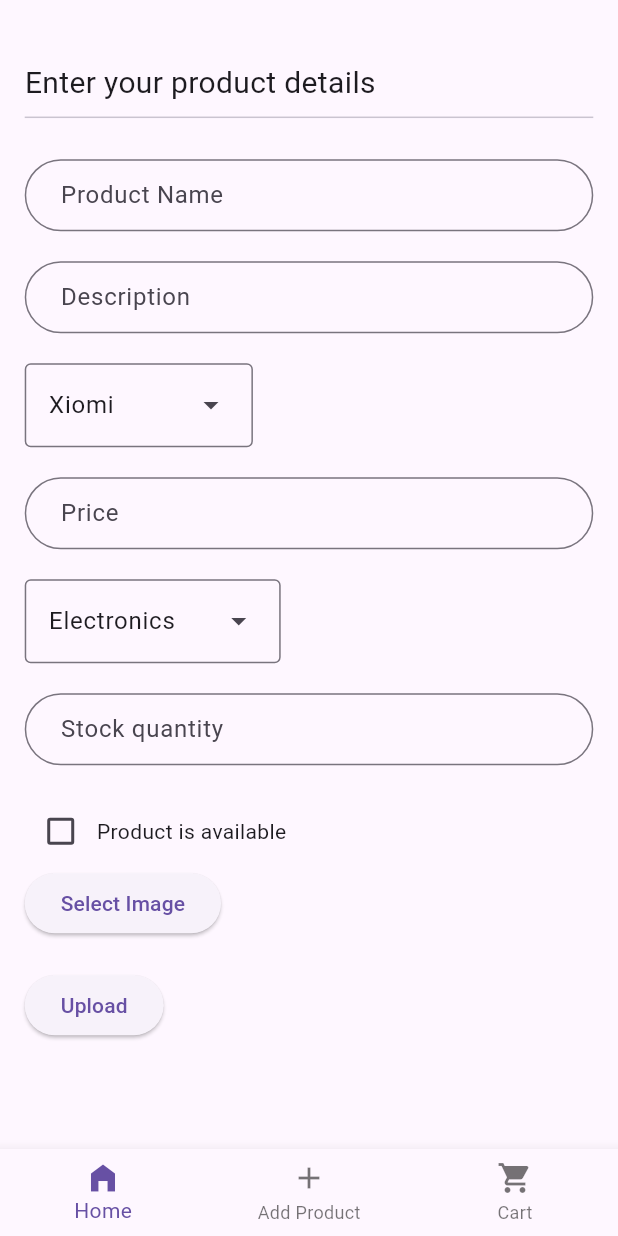
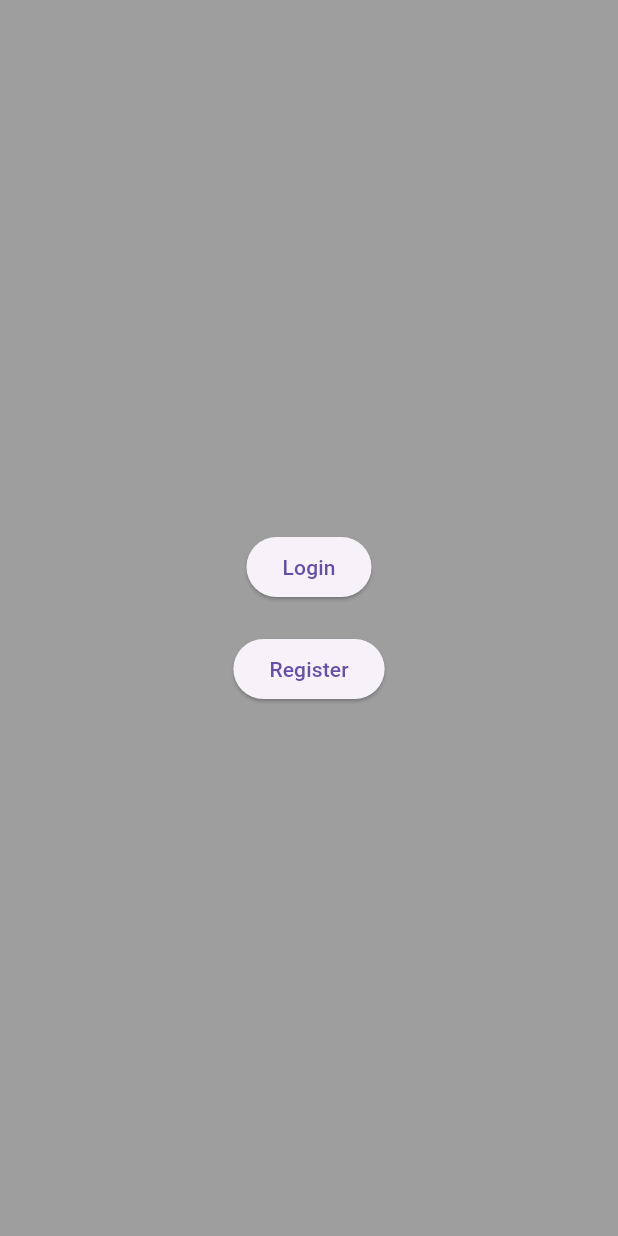
Before and after one commit to Mayankk074/ecommerce, a Flutter app: the screen it shows after launch, on a phone screen of 412 x 824 dp. Run offline on Flutter 3.47's test engine with Material 3 defaults, Android fonts, the phone set to English and light mode, and no system bars; our stand-ins replace flutter_secure_storage, image_picker.

Commit message:
Created login and register page

```diff
--- a/frontend/lib/main.dart
+++ b/frontend/lib/main.dart
@@ -1,39 +1,41 @@
-import 'package:ecommerce/page/addProduct.dart';
-import 'package:ecommerce/page/home.dart';
+
+import 'package:ecommerce/page/auth/Authenticate.dart';
+import 'package:ecommerce/page/auth/login.dart';
+import 'package:ecommerce/page/auth/register.dart';
+import 'package:ecommerce/page/auth/wrapper.dart';
+import 'package:ecommerce/service/authService.dart';
 import 'package:flutter/material.dart';
+import 'package:provider/provider.dart';
 
+import 'model/user.dart';
+//creating a single Authservice object so it will create s single stream to which we will listen
+//and will use across all pages
+Authservice authservice=Authservice();
 void main() {
-  runApp(const MaterialApp(
-    home: MyApp(),
-  ));
+  runApp(MyApp(authservice: authservice,));
 }
 
 class MyApp extends StatefulWidget {
-  const MyApp({super.key});
+  final Authservice authservice;
+  const MyApp({super.key, required this.authservice});
 
   @override
   State<MyApp> createState() => _MyAppState();
 }
 
 class _MyAppState extends State<MyApp> {
-  int currentIdx=0;
   @override
   Widget build(BuildContext context) {
-    return Scaffold(
-      body: Addproduct(),
-      bottomNavigationBar: BottomNavigationBar(
-        onTap: (int index){
-          setState((){
-            currentIdx=index;
-          });
+    return StreamProvider<User?>.value(
+      value: widget.authservice.authStateChanges,
+      initialData: null,
+      child: MaterialApp(
+        home: Wrapper(authservice: widget.authservice,),
+        routes: {
+          "/wrapper": (context) => Authenticate(authservice: widget.authservice,),
+          "/login": (context) => Login(authservice: widget.authservice,),
+          "/register": (context) => Register(authservice: widget.authservice)
         },
-        currentIndex: currentIdx,
-        items: [
-          BottomNavigationBarItem(icon: Icon(Icons.home_filled), label: "Home"),
-          BottomNavigationBarItem(icon: Icon(Icons.add), label: "Add Product"),
-          BottomNavigationBarItem(icon: Icon(Icons.shopping_cart), label: "Cart")
-        ],
-
       ),
     );
   }
--- /dev/null
+++ b/frontend/lib/model/user.dart
@@ -0,0 +1,16 @@
+
+class User{
+  String? username;
+  String? password;
+
+  User({this.password, this.username});
+  factory User.fromJson(Map<String, dynamic> json) {
+    return switch (json) {
+      {'username': String username, 'password': String password} => User(
+        username: username,
+        password: password
+      ),
+      _ => throw const FormatException('Failed to load products.'),
+    };
+  }
+}
--- a/frontend/lib/page/addProduct.dart
+++ /dev/null
@@ -1,118 +0,0 @@
-import 'package:ecommerce/constants/constants.dart';
-import 'package:ecommerce/service/productService.dart';
-import 'package:flutter/material.dart';
-import 'package:collection/collection.dart';
-import 'package:image_picker/image_picker.dart';
-
-class Addproduct extends StatefulWidget {
-  const Addproduct({super.key});
-
-  @override
-  State<Addproduct> createState() => _AddproductState();
-}
-
-//Creating a nickname for DropdownMenuEntry<String>
-typedef MenuEntry = DropdownMenuEntry<String>;
-List<String> brandMenu=["Xiomi","Oneplus","Apple","RealMe","Oppo"];
-List<String> categoryMenu=["Electronics","Furniture","Kitchen","Groceries","Other"];
-
-class _AddproductState extends State<Addproduct> {
-  final _formKey=GlobalKey<FormState>();
-  //creating entries for Dropdown
-  static final List<MenuEntry> brandMenuEntries = UnmodifiableListView<MenuEntry>(
-    brandMenu.map<MenuEntry>((String name) => MenuEntry(value: name, label: name)),
-  );
-  static final List<MenuEntry> categoryMenuEntries = UnmodifiableListView<MenuEntry>(
-    categoryMenu.map<MenuEntry>((String name) => MenuEntry(value: name, label: name)),
-  );
-
-  String? dropDownBrandValue=brandMenu.first;
-  String? dropDownCategoryValue=categoryMenu.first;
-  bool? isAvailable= false;
-
-  @override
-  Widget build(BuildContext context) {
-    double screenHeight=MediaQuery.of(context).size.height;
-    double screenWidth=MediaQuery.of(context).size.width;
-
-    return Form(
-      key: _formKey,
-      child: Container(
-        padding: EdgeInsets.symmetric(vertical: screenHeight * 0.05, horizontal: screenWidth*0.04),
-        child: Column(
-          crossAxisAlignment: CrossAxisAlignment.start,
-          children: [
-            const Text(
-              "Enter your product details",
-              style: TextStyle(
-                fontSize: 20,
-              ),
-            ),
-            Divider(),
-            const SizedBox(height: 20,),
-            TextFormField(
-              decoration: textInputDecoration.copyWith(hintText: "Product Name"),
-              validator: (val) => val!.isEmpty ? "Enter product name" : null,
-            ),
-            const SizedBox(height: 20,),
-            TextFormField(
-              decoration: textInputDecoration.copyWith(hintText: "Description"),
-              validator: (val) => val!.isEmpty ? "Enter description" : null,
-            ),
-            const SizedBox(height: 20,),
-            DropdownMenu<String>(
-              initialSelection: brandMenu.first,
-              onSelected: (String? value)=> setState(() => dropDownBrandValue=value),
-              dropdownMenuEntries: brandMenuEntries,
-            ),
-            SizedBox(height: 20,),
-            TextFormField(
-              decoration: textInputDecoration.copyWith(hintText: "Price"),
-              validator: (val) => val!.isEmpty ? "Enter price" : null,
-            ),
-            SizedBox(height: 20,),
-            DropdownMenu<String>(
-              initialSelection: categoryMenu.first,
-              onSelected: (String? value)=> setState(() => dropDownCategoryValue=value),
-              dropdownMenuEntries: categoryMenuEntries,
-            ),
-            SizedBox(height: 20,),
-            TextFormField(
-              decoration: textInputDecoration.copyWith(hintText: "Stock quantity"),
-              validator: (val) => val!.isEmpty ? "Enter quantity" : null,
-            ),
-            SizedBox(height: 20,),
-            Row(
-              children: [
-                Checkbox(
-                  value: isAvailable,
-                  onChanged: (value){
-                    setState(() => isAvailable= value ?? false);
-                  }
-                ),
-                // SizedBox(width: 10),
-                const Text("Product is available")
-              ],
-            ),
-            ElevatedButton(
-              onPressed: () async {
-                XFile? selectedImage=await ImagePicker().pickImage(source: ImageSource.gallery);
-              },
-              child: Text("Select Image")
-            ),
-            SizedBox(height: 20,),
-            ElevatedButton(
-                onPressed: () async {
-                  await ProductService().addProduct({
-                    "prodId": 1,
-                    "prodName": "MI",
-                    "price": 3000
-                  });
-                },
-                child: Text("Upload")
-            )
-          ],
-        ),
-      )) ;
-  }
-}
--- /dev/null
+++ b/frontend/lib/page/auth/Authenticate.dart
@@ -0,0 +1,38 @@
+import 'package:flutter/material.dart';
+
+import '../../service/authService.dart';
+
+class Authenticate extends StatefulWidget {
+  final Authservice authservice;
+  const Authenticate({super.key, required this.authservice});
+
+  @override
+  State<Authenticate> createState() => _AuthenticateState();
+}
+
+class _AuthenticateState extends State<Authenticate> {
+  @override
+  Widget build(BuildContext context) {
+    return Container(
+      color: Colors.grey,
+      child: Column(
+        mainAxisAlignment: MainAxisAlignment.center,
+        children: [
+          ElevatedButton(
+          onPressed: ()async{
+            // await widget.authservice.login("mayank", "test123");
+            Navigator.pushNamed(context, "/login");
+          },
+          child: Text("Login"),
+          ),
+          SizedBox(height: 20,),
+          ElevatedButton(
+            onPressed: (){
+              Navigator.pushNamed(context, "/register");
+            },
+            child: Text("Register"))
+        ]
+      ),
+    );
+  }
+}
--- /dev/null
+++ b/frontend/lib/page/auth/wrapper.dart
@@ -0,0 +1,22 @@
+import 'package:ecommerce/service/authService.dart';
+import 'package:flutter/material.dart';
+import 'package:provider/provider.dart';
+
+import '../../model/user.dart';
+import '../home/home.dart';
+import 'Authenticate.dart';
+
+class Wrapper extends StatelessWidget {
+  //using the same authservice object from main
+  final Authservice authservice;
+  const Wrapper({super.key, required this.authservice});
+
+  @override
+  Widget build(BuildContext context) {
+    final user=Provider.of<User?>(context);
+
+    print("user: $user");
+
+    return user != null ? Home(): Authenticate(authservice: authservice,);
+  }
+}
--- /dev/null
+++ b/frontend/lib/service/authService.dart
@@ -0,0 +1,56 @@
+
+import 'dart:async';
+import 'dart:convert';
+
+import '../model/user.dart';
+import 'package:flutter_secure_storage/flutter_secure_storage.dart';
+import 'package:http/http.dart' as http;
+
+class Authservice{
+
+  final _authStateController = StreamController<User?>.broadcast();
+  final _storage = FlutterSecureStorage();
+
+  Stream<User?> get authStateChanges => _authStateController.stream;
+
+  Future<void> login(String username, String password) async {
+    print("login");
+    final response = await http.post(
+      Uri.parse('http://192.168.1.8:8080/login'),
+      body: jsonEncode({'username': username, 'password': password}),
+      headers: {'Content-Type': 'application/json'},
+    );
+
+
+    if (response.statusCode == 200) {
+      final data = jsonDecode(response.body);
+      final token = data['token'];
+      print(data['user']);
+      await _storage.write(key: 'jwt', value: token);
+      final user = User.fromJson(data['user']);
+      _authStateController.add(user);
+      print("added: $user");
+    } else {
+      throw Exception('Login failed');
+    }
+  }
+
+  Future<void> register(String username, String password) async {
+    print("register");
+    final response = await http.post(
+      Uri.parse('http://192.168.1.8:8080/register'),
+      body: jsonEncode({'username': username, 'password': password}),
+      headers: {'Content-Type': 'application/json'},
+    );
+
+    if (response.statusCode == 200) {
+      final data = jsonDecode(response.body);
+      print(data['user']);
+      final user = User.fromJson(data['user']);
+      _authStateController.add(user);
+      print("added: $user");
+    } else {
+      throw Exception('Login failed');
+    }
+  }
+}
--- a/frontend/lib/service/productService.dart
+++ b/frontend/lib/service/productService.dart
@@ -9,7 +9,7 @@ class ProductService{
 
   //Adding product to database
   Future addProduct(map) async {
-    await http.post(Uri.parse("http://192.168.1.7:8080/products"),
+    await http.post(Uri.parse("http://192.168.1.8:8080/products"),
       headers: {"Content-Type": "application/json"},
       body: jsonEncode(map)
     );
@@ -17,7 +17,7 @@ class ProductService{
 
   //getting all products
   Future<List<Product>>? getProducts() async {
-    dynamic response=await http.get(Uri.parse("http://192.168.1.7:8080/products"));
+    dynamic response=await http.get(Uri.parse("http://192.168.1.8:8080/products"));
     Iterable result=jsonDecode(response.body);
     return List<Product>.from(result.map((model)=> Product.fromJson(model)));
   }
```
Also changed, not shown: frontend/lib/page/auth/login.dart (added, +72 -0 lines), frontend/lib/page/auth/register.dart (added, +73 -0 lines), frontend/lib/page/home/addProduct.dart (added, +120 -0 lines), frontend/lib/page/home/home.dart (added, +34 -0 lines), frontend/pubspec.yaml (+5 -2 lines), frontend/lib/page/home/homebody/homebody.dart (renamed from frontend/lib/page/home.dart), 7 other files.
